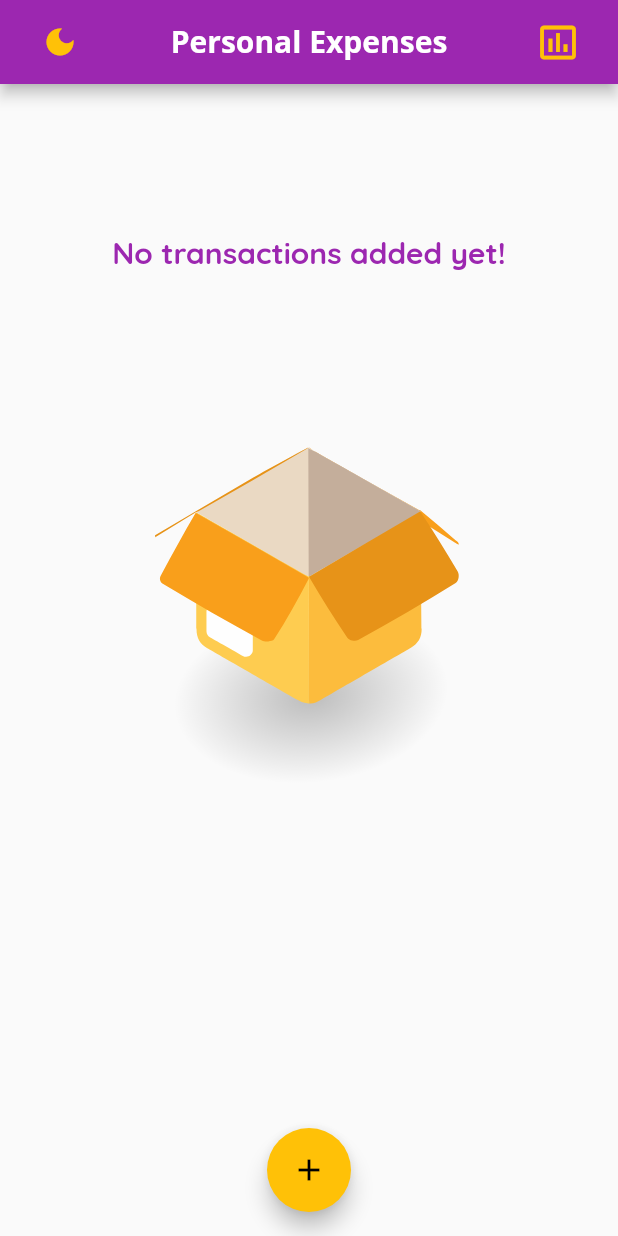
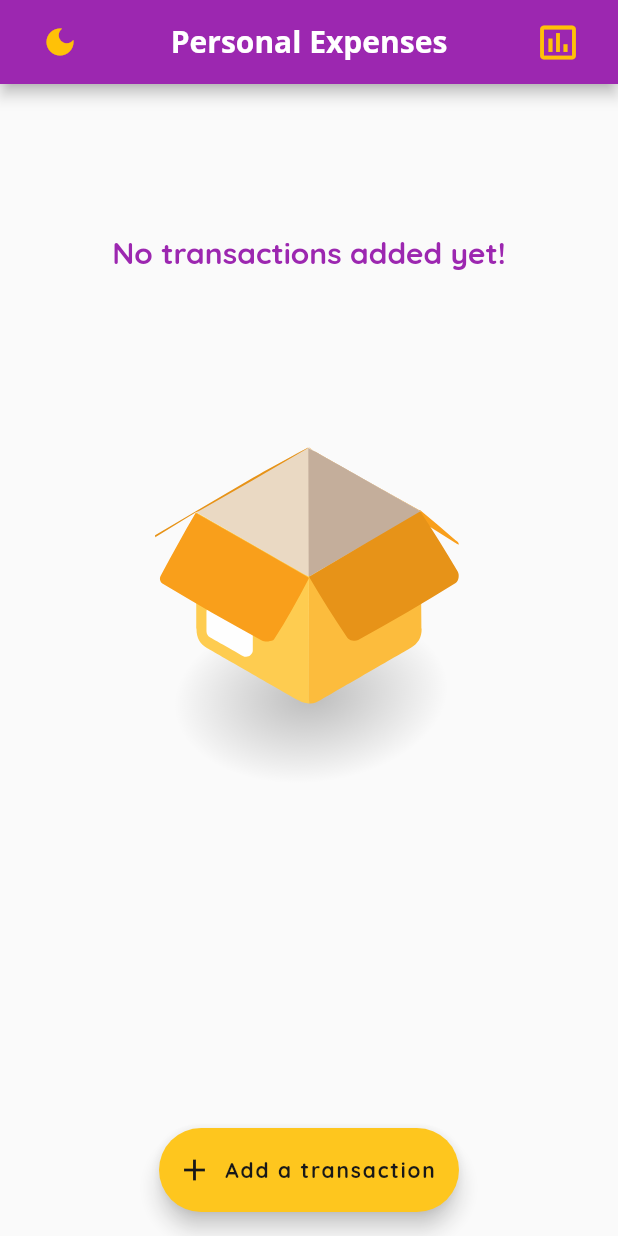
Before and after one commit to Shah-Aayush/Expense-Calculator, a Flutter app: the screen it shows after launch, on a phone screen of 412 x 824 dp. Run offline on Flutter 3.47's test engine with Material 2 defaults, Android fonts, the phone set to English and light mode, and no system bars; our stand-ins replace animated_theme_switcher, lottie.

Commit message:
version 1.3.3 - Few bug fixes - Floating Action Button animates in android

```diff
--- a/lib/main.dart
+++ b/lib/main.dart
@@ -4,6 +4,7 @@ import 'package:flutter/cupertino.dart';
 import 'package:flutter/material.dart';
 import "dart:math";
 import 'package:lottie/lottie.dart';
+import 'package:flutter/rendering.dart';
 import 'package:animated_theme_switcher/animated_theme_switcher.dart';
 
 // import 'package:flushbar/flushbar.dart';
@@ -266,24 +267,24 @@ class _MyHomePageState extends State<MyHomePage> {
   // var themeIconName = Icons.wb_sunny_rounded;
   bool _showChart = true;
 
+  bool isExpanded = true;
+  late ScrollController fabController;
+
   @override
-  Widget build(BuildContext context) {
-    final mediaQuery = MediaQuery.of(context);
-    print('at initial : $isDark');
-    // bool _showChart = MediaQuery.of(context).orientation == Orientation.portrait;
-    if (!_isUserPressedChartButton)
+  void initState() {
+    super.initState();
+    fabController = ScrollController();
+    fabController.addListener(() {
       setState(() {
-        if (mediaQuery.orientation == Orientation.portrait) {
-          _showChart = true;
-          _appBarIconColor = Theme.of(context).accentColor;
-          // _appBarIconColor = Theme.of(context).primaryColorDark;
-        } else {
-          _showChart = false;
-          _appBarIconColor = Theme.of(context).backgroundColor;
+        isExpanded = fabController.position.userScrollDirection ==
+            ScrollDirection.forward;
+        isExpanded = (_userTransactions.length > 0) ? isExpanded : true;
+      });
+    });
   }
-      });
-    final PreferredSizeWidget appBar = Platform.isIOS
-        ? CupertinoNavigationBar(
+
+  PreferredSizeWidget _buildCupertinoNavBar() {
+    return CupertinoNavigationBar(
       middle: Text('Personal Expenses'),
       trailing: Row(
         children: [
@@ -293,13 +294,15 @@ class _MyHomePageState extends State<MyHomePage> {
           )
         ],
       ),
-          )
-        : PreferredSize(
+    );
+  }
+
+  PreferredSize _buildMaterialNavBar() {
+    return PreferredSize(
       preferredSize: Size.fromHeight(kToolbarHeight),
       child: AppBar(
-              title: Row(
-                  mainAxisAlignment: MainAxisAlignment.spaceBetween,
-                  children: [
+        title:
+            Row(mainAxisAlignment: MainAxisAlignment.spaceBetween, children: [
           // SizedBox(
           //   height: 10,
           //   width: 40,
@@ -310,9 +313,8 @@ class _MyHomePageState extends State<MyHomePage> {
               return IconButton(
                 icon: Icon(
                   (isDark) ? Icons.wb_sunny_rounded : Icons.dark_mode,
-                            color: (isDark)
-                                ? Colors.amber.withOpacity(0.5)
-                                : Colors.amber,
+                  color:
+                      (isDark) ? Colors.amber.withOpacity(0.5) : Colors.amber,
                 ),
                 onPressed: () {
                   if (isDark) {
@@ -351,8 +353,7 @@ class _MyHomePageState extends State<MyHomePage> {
                   _showChart = false;
                   //white
                   // _appBarIconColor = Colors.white;
-                            _appBarIconColor =
-                                Theme.of(context).backgroundColor;
+                  _appBarIconColor = Theme.of(context).backgroundColor;
                 } else {
                   _showChart = true;
                   //amber
@@ -365,6 +366,27 @@ class _MyHomePageState extends State<MyHomePage> {
         ]),
       ),
     );
+  }
+
+  @override
+  Widget build(BuildContext context) {
+    final mediaQuery = MediaQuery.of(context);
+
+    print('at initial : $isDark');
+    // bool _showChart = MediaQuery.of(context).orientation == Orientation.portrait;
+    if (!_isUserPressedChartButton)
+      setState(() {
+        if (mediaQuery.orientation == Orientation.portrait) {
+          _showChart = true;
+          _appBarIconColor = Theme.of(context).accentColor;
+          // _appBarIconColor = Theme.of(context).primaryColorDark;
+        } else {
+          _showChart = false;
+          _appBarIconColor = Theme.of(context).backgroundColor;
+        }
+      });
+    final PreferredSizeWidget appBar =
+        Platform.isIOS ? _buildCupertinoNavBar() : _buildMaterialNavBar();
     final pageBody = SafeArea(
       child: Column(
         children: [
@@ -390,9 +412,7 @@ class _MyHomePageState extends State<MyHomePage> {
                         ? ((Platform.isIOS) ? (0.45) : (0.50))
                         : ((Platform.isIOS) ? (0.90) : (1)))),
             child: TransactionList(
-              _userTransactions,
-              _deleteTransaction,
-            ),
+                _userTransactions, _deleteTransaction, fabController),
           ),
         ],
       ),
@@ -526,16 +546,35 @@ class _MyHomePageState extends State<MyHomePage> {
               body: pageBody,
               floatingActionButtonLocation:
                   FloatingActionButtonLocation.centerFloat,
-              floatingActionButton: Platform.isIOS
-                  ? FloatingActionButton.extended(
+              floatingActionButton:
+                  // Platform.isIOS ?
+                  AnimatedContainer(
+                width: isExpanded ? 200 : 56,
+                height: 56,
+                duration: Duration(milliseconds: 150),
+                child: Opacity(
+                  opacity: isExpanded ? 0.9 : 0.8,
+                  child: FloatingActionButton.extended(
                     onPressed: () => _startAddNewTransaction(context),
-                      label: Text('Add a Transaction'),
-                      icon: Icon(Icons.add),
+                    // label: Text('Add a Transaction'),
+                    // icon: Icon(Icons.add),
+                    icon: isExpanded ? Icon(Icons.add) : null,
+                    label: isExpanded
+                        ? Text(
+                            "Add a transaction",
+                            style: TextStyle(
+                              // color: Theme.of(context).primaryColor,
+                              fontWeight: FontWeight.bold,
+                            ),
                           )
-                  : FloatingActionButton(
-                      child: Icon(Icons.add),
-                      onPressed: () => _startAddNewTransaction(context),
+                        : Icon(Icons.add),
                   ),
+                ),
+              )
+              // : FloatingActionButton(
+              //     child: Icon(Icons.add),
+              //     onPressed: () => _startAddNewTransaction(context),
+              //   ),
               ),
     );
   }
--- a/lib/widgets/chart.dart
+++ b/lib/widgets/chart.dart
@@ -46,7 +46,7 @@ class Chart extends StatelessWidget {
     return Card(
       // color: Theme.of(context).backgroundColor,
       elevation: 6,
-      margin: EdgeInsets.all(20),
+      margin: const EdgeInsets.all(20),
       child: Padding(
         padding: EdgeInsets.all(10),
         child: Row(
--- a/lib/widgets/chart_bar.dart
+++ b/lib/widgets/chart_bar.dart
@@ -5,7 +5,7 @@ class ChartBar extends StatelessWidget {
   final double spendingAmount; //total amount
   final double spendingPctOfTotal; //spending percentage of total
 
-  ChartBar(this.label, this.spendingAmount, this.spendingPctOfTotal);
+  const ChartBar(this.label, this.spendingAmount, this.spendingPctOfTotal);
 
   @override
   Widget build(BuildContext context) {
--- a/lib/widgets/new_transaction.dart
+++ b/lib/widgets/new_transaction.dart
@@ -107,7 +107,7 @@ class _NewTransactionState extends State<NewTransaction> {
         ],
       ),
       margin: EdgeInsets.only(
-          bottom: MediaQuery.of(context).size.height / 2, right: 5, left: 5),
+          bottom: MediaQuery.of(context).size.height / 1.9, right: 5, left: 5),
       duration: Duration(seconds: 3),
       behavior: SnackBarBehavior.floating,
       shape: RoundedRectangleBorder(
--- /dev/null
+++ b/lib/widgets/transaction_item.dart
@@ -0,0 +1,66 @@
+import 'package:flutter/material.dart';
+import '../models/transaction.dart';
+import 'package:intl/intl.dart';
+
+class TransactionItem extends StatelessWidget {
+  final Transaction transaction;
+  final Function deleteTx;
+  final mediaQuery;
+
+  TransactionItem(this.transaction, this.deleteTx, this.mediaQuery);
+  @override
+  Widget build(BuildContext context) {
+    return Card(
+      elevation: 5,
+      margin: const EdgeInsets.symmetric(vertical: 10, horizontal: 5),
+      child: ListTile(
+        leading: CircleAvatar(
+          radius: 30,
+          backgroundColor: Theme.of(context).primaryColor,
+          child: Padding(
+            padding: EdgeInsets.all(6),
+            child: FittedBox(
+              child: Text(
+                '\$${transaction.amount.toStringAsFixed(2)}',
+                style: TextStyle(color: Theme.of(context).primaryColorDark),
+              ),
+            ),
+          ),
+        ),
+        title: Text(
+          transaction.title.toString(),
+          style: Theme.of(context).textTheme.headline6,
+        ),
+        subtitle: Text(
+          DateFormat.yMMMMd().format(transaction.date),
+          style: TextStyle(
+            color: Colors.grey,
+            fontFamily: 'Quicksand',
+          ),
+        ),
+        trailing: (mediaQuery.size.width > 460)
+            ? TextButton.icon(
+                onPressed: () {
+                  print('delete pressed. ${transaction.id}');
+                  deleteTx(transaction.id);
+                },
+                icon: Icon(Icons.delete),
+                label: const Text('Delete'),
+                style: TextButton.styleFrom(
+                  primary: Theme.of(context).errorColor,
+                ),
+              )
+            : IconButton(
+                icon: const Icon(Icons.delete),
+                color: Theme.of(context).errorColor,
+                onPressed: () {
+                  print('delete pressed. ${transaction.id}');
+                  deleteTx(transaction.id);
+                },
+                // onPressed: () =>
+                //     widget.deleteTx(widget.transactions[index].id),
+              ),
+      ),
+    );
+  }
+}
```
Also changed, not shown: lib/widgets/transaction_list.dart (+72 -60 lines). Lines whose indentation alone changed are shown as unchanged.
